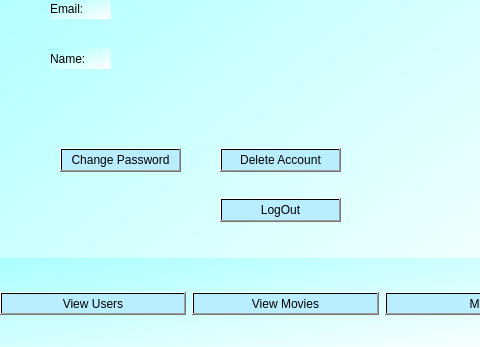
reich03/EstructurasProyecto, file me_admin.ui: the form before one commit; both pictures show x 0 to 480 and y 92 to 439 of the 570 by 439 pixel window.
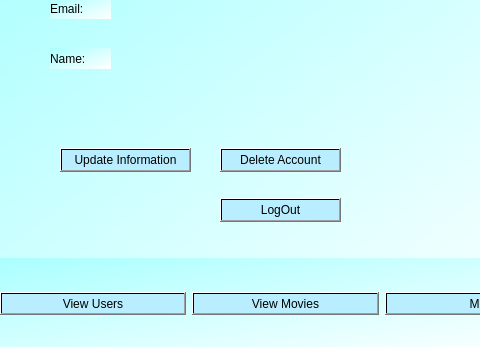
The form after the commit.

```diff
--- a/me_admin.ui
+++ b/me_admin.ui
@@ -171,7 +171,7 @@
     <rect>
      <x>60</x>
      <y>240</y>
-     <width>121</width>
+     <width>131</width>
      <height>24</height>
     </rect>
    </property>
@@ -181,7 +181,7 @@
 font: 900 9pt &quot;Segoe UI&quot;;</string>
    </property>
    <property name="text">
-    <string>Change Password</string>
+    <string>Update Information</string>
    </property>
   </widget>
  </widget>
```
Left out of the diff: 2 changed lines with no effect on the pictures.
